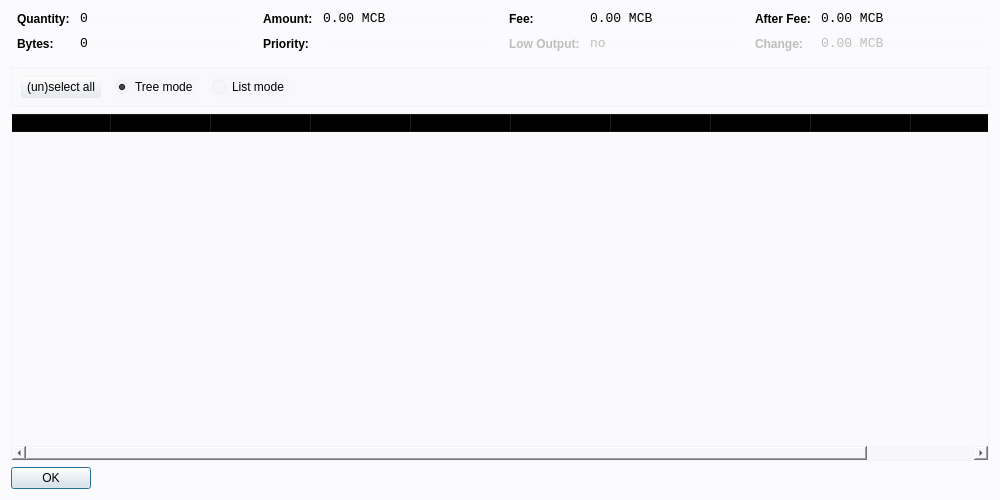
Qt form src/qt/forms/coincontroldialog.ui (mcobitcoin/mcobit) before a commit.
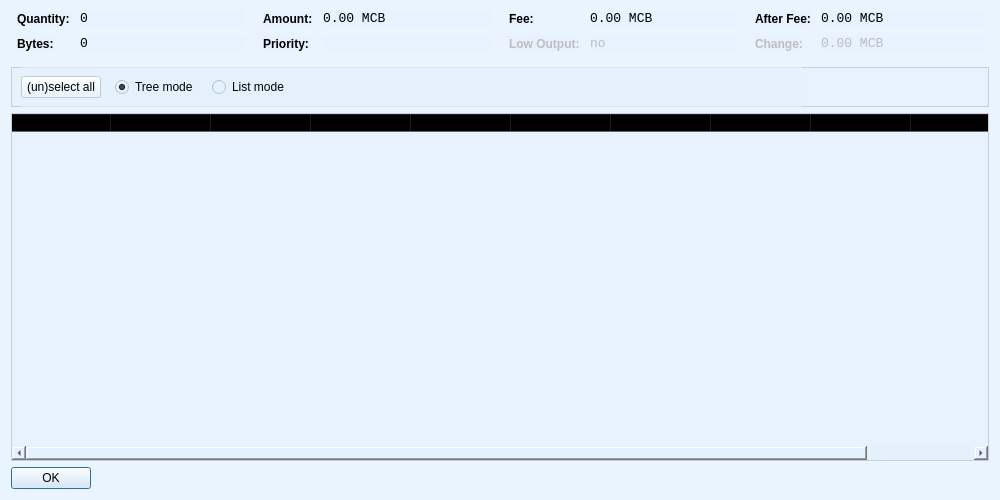
The same form after that commit. Custom widgets are drawn as their Qt base class.

Diff of the .ui file:
```diff
--- a/src/qt/forms/coincontroldialog.ui
+++ b/src/qt/forms/coincontroldialog.ui
@@ -14,7 +14,7 @@
    <string>Coin Control</string>
   </property>
   <property name="styleSheet">
-	 <string notr="true">background:rgba(232, 236, 241, 0.1);</string>
+	 <string notr="true">background:rgba(228, 241, 254, 0.6);</string>
   </property>
   <layout class="QVBoxLayout" name="verticalLayout">
    <item>
```
